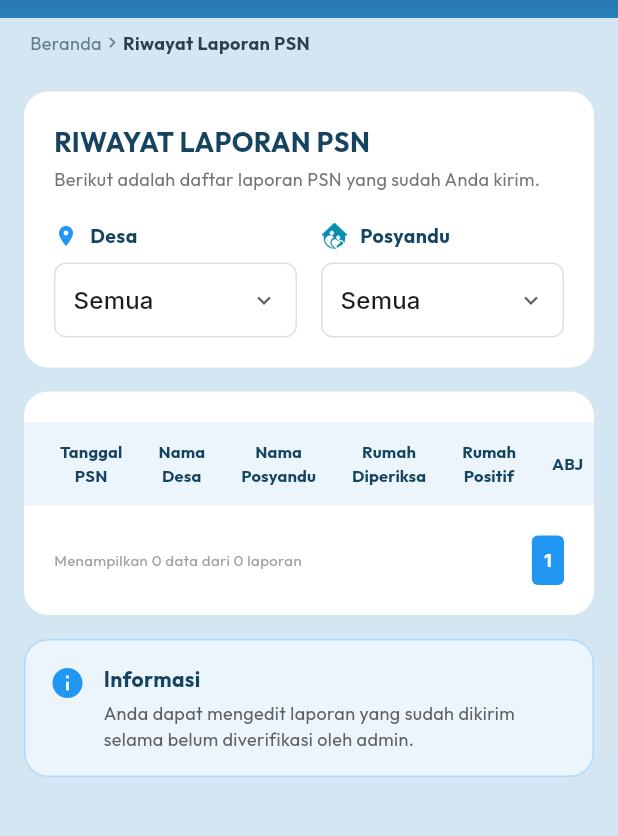
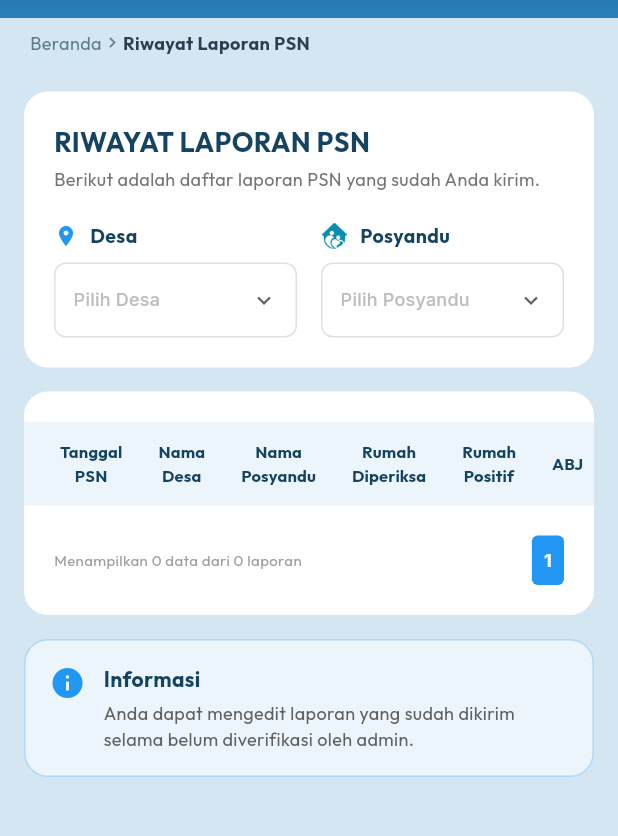
Before and after one commit to kiyerivia/sikadercantik, a Flutter app: the ReportHistoryScreen screen opened by its route, on a phone screen of 412 x 824 dp, the part 72-908 px from its top. Run offline on Flutter 3.47's test engine with Material 3 defaults, Android fonts, the phone set to English and light mode, and no system bars; our stand-ins replace flutter_dotenv, flutter_hooks, font_awesome_flutter, go_router, google_fonts, hooks_riverpod and 1 more; accounts and stored records are empty.

Commit message:
style: revert dropdown hints and keep 'Semua' as an internal option

```diff
--- a/lib/features/report/report_history_screen.dart
+++ b/lib/features/report/report_history_screen.dart
@@ -148,14 +148,14 @@ class ReportHistoryScreen extends HookConsumerWidget {
                                     const SizedBox(height: 8),
                                     _buildDropdown(
                                       value: selectedVillageId.value,
-                                      hint: 'Semua',
+                                      hint: 'Pilih Desa',
                                       items: villagesAsync.maybeWhen(
                                         data: (villages) {
                                           final list = villages.map((v) => DropdownMenuItem(value: v.id, child: Text(v.name))).toList();
-                                          list.insert(0, const DropdownMenuItem(value: null, child: Text('Semua')));
+                                          list.insert(0, const DropdownMenuItem(value: 'all', child: Text('Semua')));
                                           return list;
                                         },
-                                        orElse: () => [const DropdownMenuItem(value: null, child: Text('Semua'))],
+                                        orElse: () => [const DropdownMenuItem(value: 'all', child: Text('Semua'))],
                                       ),
                                       onChanged: (val) {
                                         selectedVillageId.value = val;
@@ -177,14 +177,14 @@ class ReportHistoryScreen extends HookConsumerWidget {
                                     const SizedBox(height: 8),
                                     _buildDropdown(
                                       value: selectedPosyanduId.value,
-                                      hint: 'Semua',
+                                      hint: 'Pilih Posyandu',
                                       items: posyandusAsync.maybeWhen(
                                         data: (posyandus) {
                                           final list = posyandus.map((p) => DropdownMenuItem(value: p.id, child: Text(p.name))).toList();
-                                          list.insert(0, const DropdownMenuItem(value: null, child: Text('Semua')));
+                                          list.insert(0, const DropdownMenuItem(value: 'all', child: Text('Semua')));
                                           return list;
                                         },
-                                        orElse: () => [const DropdownMenuItem(value: null, child: Text('Semua'))],
+                                        orElse: () => [const DropdownMenuItem(value: 'all', child: Text('Semua'))],
                                       ),
                                       onChanged: (val) => selectedPosyanduId.value = val,
                                     ),
@@ -211,13 +211,13 @@ class ReportHistoryScreen extends HookConsumerWidget {
                           // Apply filters
                           final filteredReports = reports.where((r) {
                             bool matchesVillage = true;
-                            if (selectedVillageId.value != null) {
+                            if (selectedVillageId.value != null && selectedVillageId.value != 'all') {
                               final village = villagesAsync.value?.firstWhere((v) => v.id == selectedVillageId.value);
                               matchesVillage = r.villageName == village?.name;
                             }
 
                             bool matchesPosyandu = true;
-                            if (selectedPosyanduId.value != null) {
+                            if (selectedPosyanduId.value != null && selectedPosyanduId.value != 'all') {
                               matchesPosyandu = r.posyanduId == selectedPosyanduId.value;
                             }
 
```
